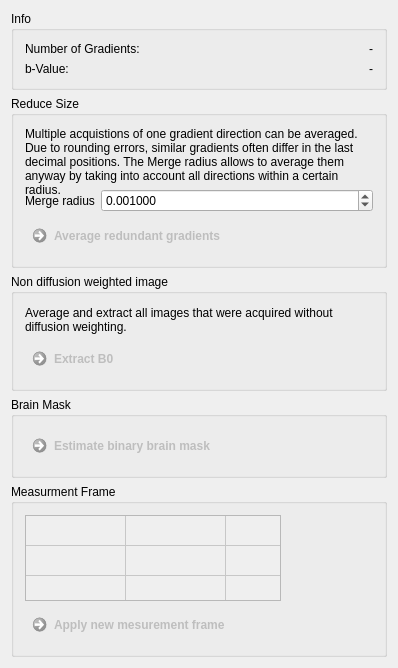
First picture: the form in Modules/Bundles/org.mitk.gui.qt.diffusionimaging/src/internal/QmitkPreprocessingViewControls.ui, repository MITK/MITK, before the edit.
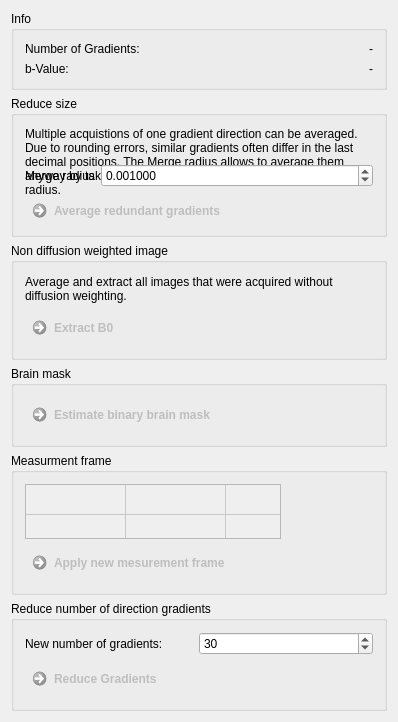
Second picture: the form after the edit.

Diff of the .ui file:
```diff
--- a/Modules/Bundles/org.mitk.gui.qt.diffusionimaging/src/internal/QmitkPreprocessingViewControls.ui
+++ b/Modules/Bundles/org.mitk.gui.qt.diffusionimaging/src/internal/QmitkPreprocessingViewControls.ui
@@ -7,7 +7,7 @@
     <x>0</x>
     <y>0</y>
     <width>398</width>
-    <height>668</height>
+    <height>685</height>
    </rect>
   </property>
   <property name="minimumSize">
@@ -72,7 +72,7 @@
    <item>
     <widget class="QGroupBox" name="groupBox">
      <property name="title">
-      <string>Reduce Size</string>
+      <string>Reduce size</string>
      </property>
      <layout class="QVBoxLayout" name="verticalLayout_4">
       <item>
@@ -216,7 +216,7 @@
    <item>
     <widget class="QGroupBox" name="groupBox_3">
      <property name="title">
-      <string>Brain Mask</string>
+      <string>Brain mask</string>
      </property>
      <layout class="QVBoxLayout" name="verticalLayout_5">
       <item>
@@ -250,7 +250,7 @@
       </sizepolicy>
      </property>
      <property name="title">
-      <string>Measurment Frame</string>
+      <string>Measurment frame</string>
      </property>
      <layout class="QGridLayout" name="gridLayout">
       <item row="0" column="1">
@@ -373,6 +373,51 @@
      </layout>
     </widget>
    </item>
+   <item>
+    <widget class="QGroupBox" name="groupBox_6">
+     <property name="title">
+      <string>Reduce number of direction gradients</string>
+     </property>
+     <layout class="QFormLayout" name="formLayout_4">
+      <item row="0" column="1">
+       <widget class="QSpinBox" name="m_ReduceGradientsBox">
+        <property name="minimum">
+         <number>6</number>
+        </property>
+        <property name="value">
+         <number>30</number>
+        </property>
+       </widget>
+      </item>
+      <item row="0" column="0">
+       <widget class="QLabel" name="label_8">
+        <property name="text">
+         <string>New number of gradients:</string>
+        </property>
+       </widget>
+      </item>
+      <item row="1" column="0">
+       <widget class="QCommandLinkButton" name="m_ReduceGradientsButton">
+        <property name="enabled">
+         <bool>false</bool>
+        </property>
+        <property name="toolTip">
+         <string/>
+        </property>
+        <property name="statusTip">
+         <string/>
+        </property>
+        <property name="whatsThis">
+         <string notr="true"/>
+        </property>
+        <property name="text">
+         <string>Reduce Gradients</string>
+        </property>
+       </widget>
+      </item>
+     </layout>
+    </widget>
+   </item>
    <item>
     <spacer name="verticalSpacer">
      <property name="orientation">
```
